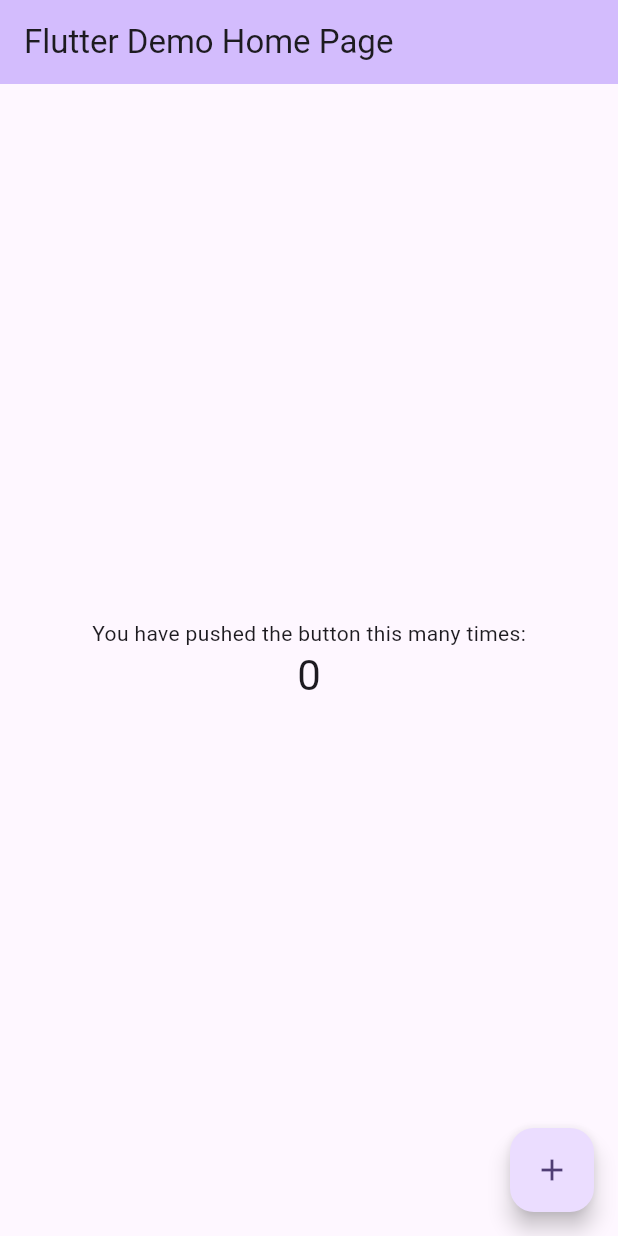
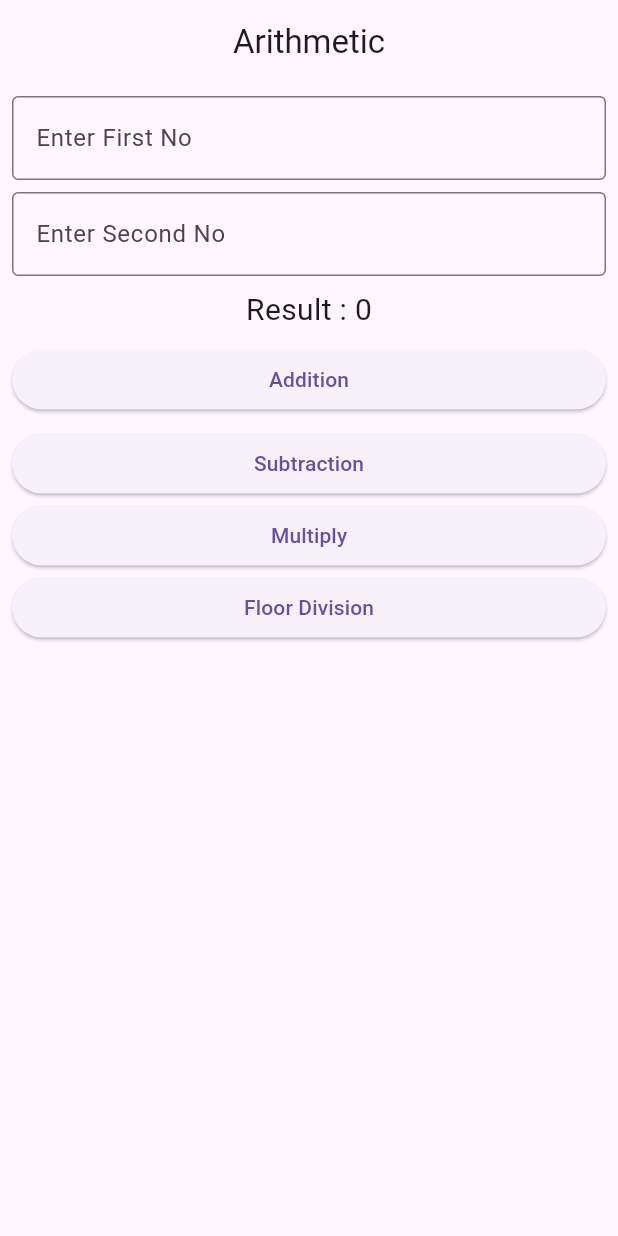
Before and after one commit to bayes-ashok/first_assignment, a Flutter app: the screen it shows after launch, on a phone screen of 412 x 824 dp. Run offline on Flutter 3.47's test engine with Material 3 defaults, Android fonts, the phone set to English and light mode, and no system bars.

Commit message:
arithmetic done

```diff
--- a/lib/app.dart
+++ b/lib/app.dart
@@ -0,0 +1,14 @@
+import 'package:first_assignment/view/arithmetic.dart';
+import 'package:flutter/material.dart';
+
+class MyApp extends StatelessWidget {
+  const MyApp({super.key});
+
+  @override
+  Widget build(BuildContext context) {
+    return const MaterialApp(
+      debugShowCheckedModeBanner: false,
+      home: Arithmetic(),
+    );
+  }
+}
--- a/lib/main.dart
+++ b/lib/main.dart
@@ -1,125 +1,8 @@
+import 'package:first_assignment/app.dart';
 import 'package:flutter/material.dart';
 
 void main() {
-  runApp(const MyApp());
+  runApp(
+    const MyApp(),
+  );
 }
-
-class MyApp extends StatelessWidget {
-  const MyApp({super.key});
-
-  // This widget is the root of your application.
-  @override
-  Widget build(BuildContext context) {
-    return MaterialApp(
-      title: 'Flutter Demo',
-      theme: ThemeData(
-        // This is the theme of your application.
-        //
-        // TRY THIS: Try running your application with "flutter run". You'll see
-        // the application has a purple toolbar. Then, without quitting the app,
-        // try changing the seedColor in the colorScheme below to Colors.green
-        // and then invoke "hot reload" (save your changes or press the "hot
-        // reload" button in a Flutter-supported IDE, or press "r" if you used
-        // the command line to start the app).
-        //
-        // Notice that the counter didn't reset back to zero; the application
-        // state is not lost during the reload. To reset the state, use hot
-        // restart instead.
-        //
-        // This works for code too, not just values: Most code changes can be
-        // tested with just a hot reload.
-        colorScheme: ColorScheme.fromSeed(seedColor: Colors.deepPurple),
-        useMaterial3: true,
-      ),
-      home: const MyHomePage(title: 'Flutter Demo Home Page'),
-    );
-  }
-}
-
-class MyHomePage extends StatefulWidget {
-  const MyHomePage({super.key, required this.title});
-
-  // This widget is the home page of your application. It is stateful, meaning
-  // that it has a State object (defined below) that contains fields that affect
-  // how it looks.
-
-  // This class is the configuration for the state. It holds the values (in this
-  // case the title) provided by the parent (in this case the App widget) and
-  // used by the build method of the State. Fields in a Widget subclass are
-  // always marked "final".
-
-  final String title;
-
-  @override
-  State<MyHomePage> createState() => _MyHomePageState();
-}
-
-class _MyHomePageState extends State<MyHomePage> {
-  int _counter = 0;
-
-  void _incrementCounter() {
-    setState(() {
-      // This call to setState tells the Flutter framework that something has
-      // changed in this State, which causes it to rerun the build method below
-      // so that the display can reflect the updated values. If we changed
-      // _counter without calling setState(), then the build method would not be
-      // called again, and so nothing would appear to happen.
-      _counter++;
-    });
-  }
-
-  @override
-  Widget build(BuildContext context) {
-    // This method is rerun every time setState is called, for instance as done
-    // by the _incrementCounter method above.
-    //
-    // The Flutter framework has been optimized to make rerunning build methods
-    // fast, so that you can just rebuild anything that needs updating rather
-    // than having to individually change instances of widgets.
-    return Scaffold(
-      appBar: AppBar(
-        // TRY THIS: Try changing the color here to a specific color (to
-        // Colors.amber, perhaps?) and trigger a hot reload to see the AppBar
-        // change color while the other colors stay the same.
-        backgroundColor: Theme.of(context).colorScheme.inversePrimary,
-        // Here we take the value from the MyHomePage object that was created by
-        // the App.build method, and use it to set our appbar title.
-        title: Text(widget.title),
-      ),
-      body: Center(
-        // Center is a layout widget. It takes a single child and positions it
-        // in the middle of the parent.
-        child: Column(
-          // Column is also a layout widget. It takes a list of children and
-          // arranges them vertically. By default, it sizes itself to fit its
-          // children horizontally, and tries to be as tall as its parent.
-          //
-          // Column has various properties to control how it sizes itself and
-          // how it positions its children. Here we use mainAxisAlignment to
-          // center the children vertically; the main axis here is the vertical
-          // axis because Columns are vertical (the cross axis would be
-          // horizontal).
-          //
-          // TRY THIS: Invoke "debug painting" (choose the "Toggle Debug Paint"
-          // action in the IDE, or press "p" in the console), to see the
-          // wireframe for each widget.
-          mainAxisAlignment: MainAxisAlignment.center,
-          children: <Widget>[
-            const Text(
-              'You have pushed the button this many times:',
-            ),
-            Text(
-              '$_counter',
-              style: Theme.of(context).textTheme.headlineMedium,
-            ),
-          ],
-        ),
-      ),
-      floatingActionButton: FloatingActionButton(
-        onPressed: _incrementCounter,
-        tooltip: 'Increment',
-        child: const Icon(Icons.add),
-      ), // This trailing comma makes auto-formatting nicer for build methods.
-    );
-  }
-}
--- a/lib/view/arithmetic.dart
+++ b/lib/view/arithmetic.dart
@@ -0,0 +1,112 @@
+import 'package:flutter/material.dart';
+
+class Arithmetic extends StatefulWidget {
+  const Arithmetic({super.key});
+
+  @override
+  State<Arithmetic> createState() => _ArithmeticState();
+}
+
+class _ArithmeticState extends State<Arithmetic> {
+  int first = 0;
+  int second = 0;
+  int result = 0;
+  @override
+  Widget build(BuildContext context) {
+    return Scaffold(
+      appBar: AppBar(
+        title: const Text('Arithmetic'),
+        centerTitle: true,
+      ),
+      body: Padding(
+        padding: const EdgeInsets.all(8.0),
+        child: Column(
+          children: [
+            TextField(
+              onChanged: (value) {
+                first = int.parse(value);
+              },
+              keyboardType: TextInputType.number,
+              decoration: const InputDecoration(
+                border: OutlineInputBorder(),
+                labelText: 'Enter First No',
+              ),
+            ),
+            const SizedBox(
+              height: 8,
+            ),
+            TextField(
+              onChanged: (value) {
+                second = int.parse(value);
+              },
+              keyboardType: TextInputType.number,
+              decoration: const InputDecoration(
+                border: OutlineInputBorder(),
+                labelText: 'Enter Second No',
+              ),
+            ),
+            const SizedBox(
+              height: 8,
+            ),
+            Text('Result : $result',
+                style: const TextStyle(
+                  fontSize: 20,
+                )),
+            const SizedBox(
+              height: 8,
+            ),
+            SizedBox(
+              width: double.infinity,
+              child: ElevatedButton(
+                onPressed: () {
+                  // State lai change gara
+                  // buil method ma feri jau ani refresh gara
+                  setState(() {
+                    result = first + second;
+                  });
+                },
+                child: const Text('Addition'),
+              ),
+            ),
+            const SizedBox(
+              height: 8,
+            ),
+            SizedBox(
+              width: double.infinity,
+              child: ElevatedButton(
+                onPressed: () {
+                  setState(() {
+                    result = first - second;
+                  });
+                },
+                child: const Text('Subtraction'),
+              ),
+            ),
+            SizedBox(
+              width: double.infinity,
+              child: ElevatedButton(
+                onPressed: () {
+                  setState(() {
+                    result = first * second;
+                  });
+                },
+                child: const Text('Multiply'),
+              ),
+            ),
+            SizedBox(
+              width: double.infinity,
+              child: ElevatedButton(
+                onPressed: () {
+                  setState(() {
+                    result = first ~/ second;
+                  });
+                },
+                child: const Text('Floor Division'),
+              ),
+            ),
+          ],
+        ),
+      ),
+    );
+  }
+}
```
